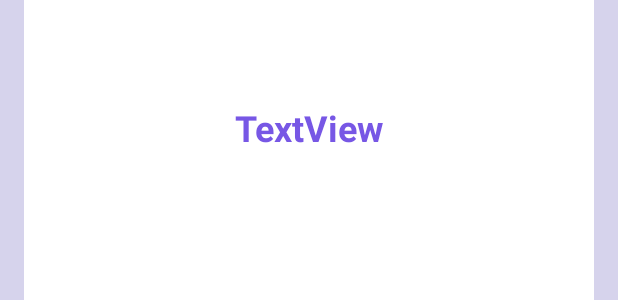
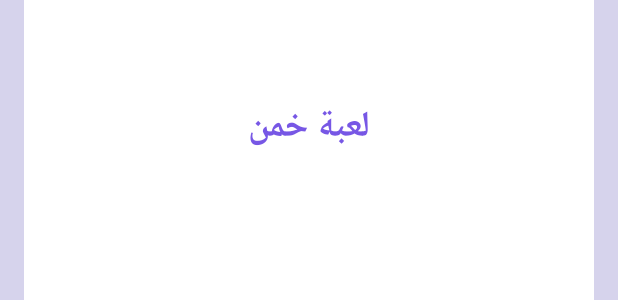
Before and after one commit to AmaniAtiah/guessTheAnswerRe, an Android app: the layout activity_main.xml on its own in the app's theme, with its tools: preview values and no code run, on a phone screen of 412 x 824 dp. Shown: the part 552-852 px from the top of the screen. Run offline under Robolectric (Android 15) with nearby library versions, the phone set to English and light mode, and no system bars.

Commit message:
change text

```diff
--- a/app/src/main/res/layout/activity_main.xml
+++ b/app/src/main/res/layout/activity_main.xml
@@ -72,7 +72,7 @@
         android:layout_marginBottom="32dp"
         android:background="@drawable/rectangle_rounded_corners"
         android:gravity="center"
-        android:text="TextView"
+        android:text="لعبة خمن"
         android:textColor="@color/purple"
         android:textSize="24sp"
         android:textStyle="bold"
```
